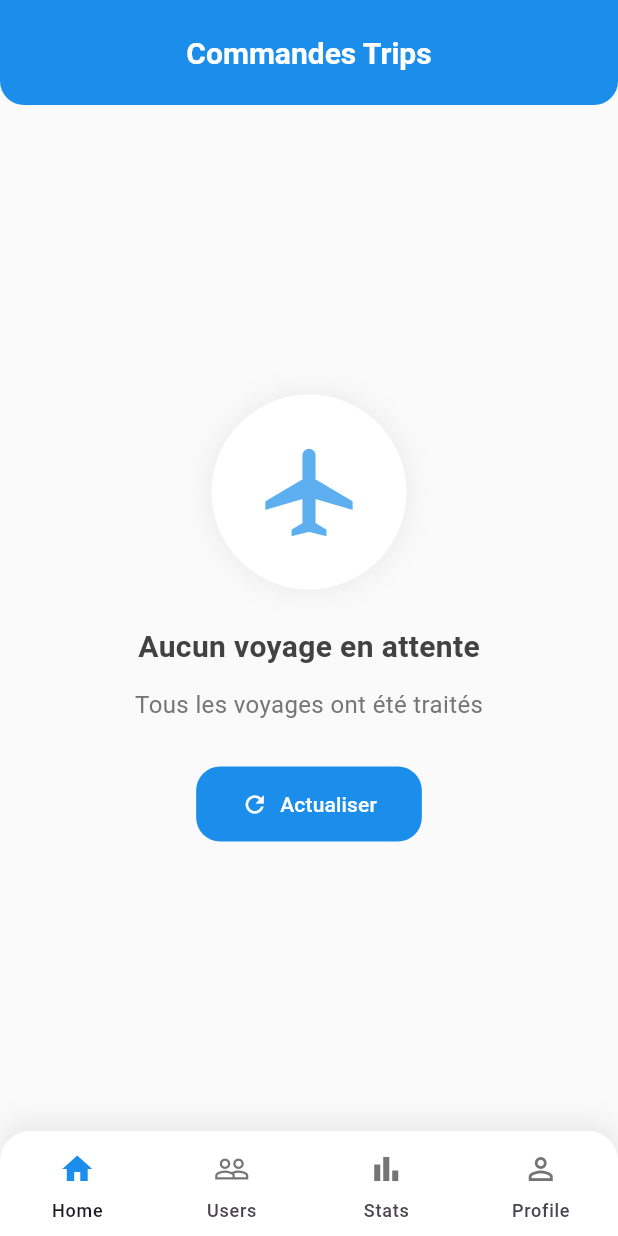
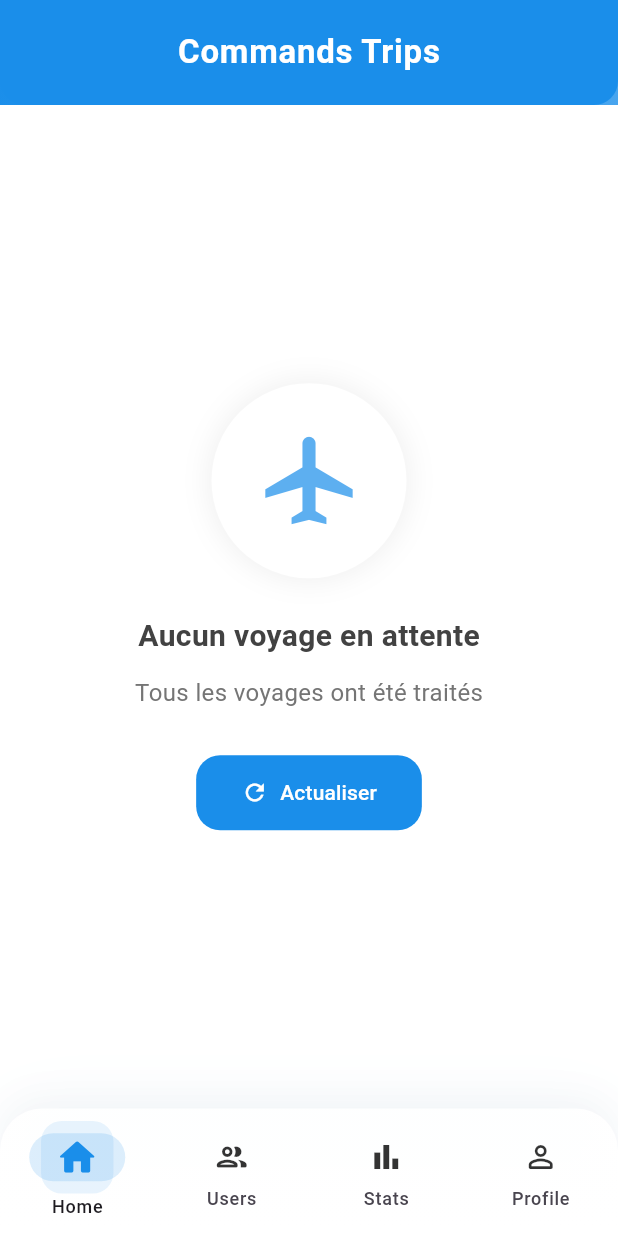
Before and after one commit to AbdelaliDuiche6/cmc_travel_app, a Flutter app: the AdminScreen screen opened directly, on a phone screen of 412 x 824 dp. Run offline on Flutter 3.47's test engine with Material 3 defaults, Android fonts, the light colour scheme and no system bars; our stand-ins replace animate_do, fl_chart, flutter_animate, flutter_svg, image_picker, percent_indicator and 1 more; accounts and stored records are empty.

Commit message:
add animation

```diff
--- a/lib/pages/admin/admin_screen.dart
+++ b/lib/pages/admin/admin_screen.dart
@@ -1,10 +1,11 @@
 import 'package:flutter/material.dart';
+import 'package:flutter/services.dart';
 import 'package:supabase_flutter/supabase_flutter.dart';
 import 'package:animate_do/animate_do.dart';
 import 'package:cmc_travel_app/pages/admin/users_screen.dart';
 import 'package:cmc_travel_app/pages/admin/statestique_screen.dart';
 import 'package:cmc_travel_app/pages/admin/profile_screen.dart';
-
+//import 'package:phosphor_flutter/phosphor_flutter.dart';
 class AdminScreen extends StatefulWidget {
   const AdminScreen({super.key});
 
@@ -374,7 +375,7 @@ class _AdminScreenState extends State<AdminScreen> with SingleTickerProviderStat
     .getPublicUrl(voyage['profiles']['image_url']);
 
 
-    print(picUrl);
+    //print(picUrl);
     // Utiliser un délai basé sur l'index pour l'animation d'entrée
     final delay = Duration(milliseconds: 100 * index);
     return FadeInUp(
@@ -394,7 +395,6 @@ class _AdminScreenState extends State<AdminScreen> with SingleTickerProviderStat
           onHover: (isHovered) {
             setState(() {
               _hoveredCards[index] = isHovered;
-
             });
           },
           child: Padding(
@@ -609,21 +609,8 @@ class _AdminScreenState extends State<AdminScreen> with SingleTickerProviderStat
   @override
   Widget build(BuildContext context) {
     return Scaffold(
-      backgroundColor: Colors.grey[50],
+      backgroundColor: Colors.white,
       appBar: AppBar(
-        title: FadeIn(
-          duration: const Duration(milliseconds: 800),
-          child: const Text(
-            'Commandes Trips',
-            style: TextStyle(
-              fontSize: 20.0,
-              fontWeight: FontWeight.bold,
-              color: Colors.white,
-            ),
-          ),
-        ),
-        centerTitle: true,
-        backgroundColor: primaryColor,
         elevation: 0,
         shape: const RoundedRectangleBorder(
           borderRadius: BorderRadius.vertical(
@@ -631,17 +618,63 @@ class _AdminScreenState extends State<AdminScreen> with SingleTickerProviderStat
           ),
         ),
         toolbarHeight: 70,
-        // actions: [
-        //   BounceInRight(
-        //     duration: const Duration(milliseconds: 1000),
-        //     child: IconButton(
-        //       icon: const Icon(Icons.notifications, size: 26),
-        //       onPressed: () {},
-        //       color: Colors.white,
+        backgroundColor: primaryColor,
+        flexibleSpace: Container(
+          decoration: BoxDecoration(
+            gradient: LinearGradient(
+              begin: Alignment.topLeft,
+              end: Alignment.bottomRight,
+              colors: [
+                primaryColor,
+                primaryColor.withOpacity(0.8),
+              ],
+            ),
+          ),
+        ),
+        title: const Text(
+          "Commands Trips",
+          style: TextStyle(
+            color: Colors.white,
+            fontSize: 22,
+            fontWeight: FontWeight.bold,
+            letterSpacing: 0.5,
+          ),
+        ),
+
+        centerTitle: true,
+      ),
+      // appBar: AppBar(
+      //   title: FadeIn(
+      //     duration: const Duration(milliseconds: 800),
+      //     child: const Text(
+      //       'Commandes Trips',
+      //       style: TextStyle(
+      //         fontSize: 20.0,
+      //         fontWeight: FontWeight.bold,
+      //         color: Colors.white,
+      //       ),
       //     ),
       //   ),
-        // ],
-      ),
+      //   centerTitle: true,
+      //   backgroundColor: primaryColor,
+      //   elevation: 0,
+      //   shape: const RoundedRectangleBorder(
+      //     borderRadius: BorderRadius.vertical(
+      //       bottom: Radius.circular(16),
+      //     ),
+      //   ),
+      //   toolbarHeight: 70,
+      //   // actions: [
+      //   //   BounceInRight(
+      //   //     duration: const Duration(milliseconds: 1000),
+      //   //     child: IconButton(
+      //   //       icon: const Icon(Icons.notifications, size: 26),
+      //   //       onPressed: () {},
+      //   //       color: Colors.white,
+      //   //     ),
+      //   //   ),
+      //   // ],
+      // ),
       body: isLoading
           ? Center(
               child: Column(
@@ -825,62 +858,135 @@ class _AdminScreenState extends State<AdminScreen> with SingleTickerProviderStat
 
                   ),
 
-      bottomNavigationBar: SlideInUp(
-        duration: const Duration(milliseconds: 800),
-        child: Container(
+    bottomNavigationBar: Container(
   decoration: BoxDecoration(
+    gradient: LinearGradient(
+      begin: Alignment.topCenter,
+      end: Alignment.bottomCenter,
+      colors: [
+        Colors.white.withOpacity(0.95),
+        Colors.white,
+      ],
+    ),
     boxShadow: [
       BoxShadow(
-                color: Colors.grey.withAlpha(51),
-                spreadRadius: 2,
-                blurRadius: 15,
-                offset: const Offset(0, -3),
-              )
+        color: Colors.grey.withOpacity(0.08),
+        blurRadius: 20,
+        offset: const Offset(0, -8),
+        spreadRadius: 0,
+      ),
+      BoxShadow(
+        color: primaryColor.withOpacity(0.05),
+        blurRadius: 40,
+        offset: const Offset(0, -2),
+        spreadRadius: -5,
+      ),
     ],
-            borderRadius: const BorderRadius.vertical(
-              top: Radius.circular(20),
-            ),
+    borderRadius: const BorderRadius.vertical(top: Radius.circular(28)),
   ),
   child: ClipRRect(
-            borderRadius: const BorderRadius.vertical(
-              top: Radius.circular(20),
+    borderRadius: const BorderRadius.vertical(top: Radius.circular(28)),
+    child: NavigationBar(
+      height: 85,
+      selectedIndex: _selectedIndex,
+      onDestinationSelected: (index) {
+        HapticFeedback.lightImpact(); // Add haptic feedback
+        setState(() => _selectedIndex = index);
+        _navigate(index);
+      },
+      backgroundColor: Colors.transparent,
+      indicatorColor: primaryColor.withOpacity(0.15),
+      indicatorShape: RoundedRectangleBorder(
+        borderRadius: BorderRadius.circular(16),
       ),
-            child: NavigationBar(
-              height: 70,
-              selectedIndex: _selectedIndex,
-              onDestinationSelected: _navigate,
-              backgroundColor: Colors.white,
-              indicatorColor: Colors.white.withAlpha(25),
       labelBehavior: NavigationDestinationLabelBehavior.alwaysShow,
-              animationDuration: const Duration(milliseconds: 300),
+      animationDuration: const Duration(milliseconds: 400),
       destinations: [
-                NavigationDestination(
-                  icon: Icon(Icons.home_outlined, color: Colors.grey[600]),
-                  selectedIcon: Icon(Icons.home, color: primaryColor),
+        _buildAnimatedDestination(
+          index: 0,
+          selectedIcon: Icons.home_rounded,
+          unselectedIcon: Icons.home_outlined,
           label: 'Home',
         ),
-                NavigationDestination(
-                  icon: Icon(Icons.people_outline, color: Colors.grey[600]),
-                  selectedIcon: Icon(Icons.people, color: primaryColor),
+        _buildAnimatedDestination(
+          index: 1,
+          selectedIcon: Icons.people_rounded,
+          unselectedIcon: Icons.people_outline_rounded,
           label: 'Users',
         ),
-                NavigationDestination(
-                  icon: Icon(Icons.bar_chart_outlined,
-                      color: Colors.grey[600]),
-                  selectedIcon:
-                      Icon(Icons.bar_chart, color: primaryColor),
+        _buildAnimatedDestination(
+          index: 2,
+          selectedIcon: Icons.bar_chart_rounded,
+          unselectedIcon: Icons.bar_chart_outlined,
           label: 'Stats',
         ),
-                NavigationDestination(
-                  icon: Icon(Icons.person_outline, color: Colors.grey[600]),
-                  selectedIcon: Icon(Icons.person, color: primaryColor),
+        _buildAnimatedDestination(
+          index: 3,
+          selectedIcon: Icons.person_rounded,
+          unselectedIcon: Icons.person_outline_rounded,
           label: 'Profile',
         ),
       ],
     ),
   ),
 ),
+    );
+  }
+
+
+NavigationDestination _buildAnimatedDestination({
+  required int index,
+  required IconData selectedIcon,
+  required IconData unselectedIcon,
+  required String label,
+}) {
+  final isSelected = _selectedIndex == index;
+
+  return NavigationDestination(
+    icon: TweenAnimationBuilder<double>(
+      duration: const Duration(milliseconds: 300),
+      tween: Tween<double>(
+        begin: 0.0,
+        end: isSelected ? 1.0 : 0.0,
       ),
+      curve: Curves.elasticOut,
+      builder: (context, value, child) {
+        return Transform.scale(
+          scale: 1.0 + (value * 0.15), // Scale animation
+          child: AnimatedContainer(
+            duration: const Duration(milliseconds: 200),
+            padding: EdgeInsets.all(isSelected ? 8.0 : 4.0),
+            decoration: BoxDecoration(
+              color: isSelected
+                  ? primaryColor.withOpacity(0.1)
+                  : Colors.transparent,
+              borderRadius: BorderRadius.circular(12),
+            ),
+            child: AnimatedSwitcher(
+              duration: const Duration(milliseconds: 250),
+              transitionBuilder: (child, animation) {
+                return RotationTransition(
+                  turns: animation,
+                  child: ScaleTransition(
+                    scale: animation,
+                    child: child,
+                  ),
+                );
+              },
+              child: Icon(
+                isSelected ? selectedIcon : unselectedIcon,
+                color: isSelected
+                    ? primaryColor
+                    : secondaryColor.withOpacity(0.8),
+                size: isSelected ? 26 : 24,
+                key: ValueKey<bool>(isSelected),
+              ),
+            ),
+          ),
+        );
+      },
+    ),
+    label: label,
   );
 }
 }
```
Lines whose indentation alone changed are shown as unchanged.
